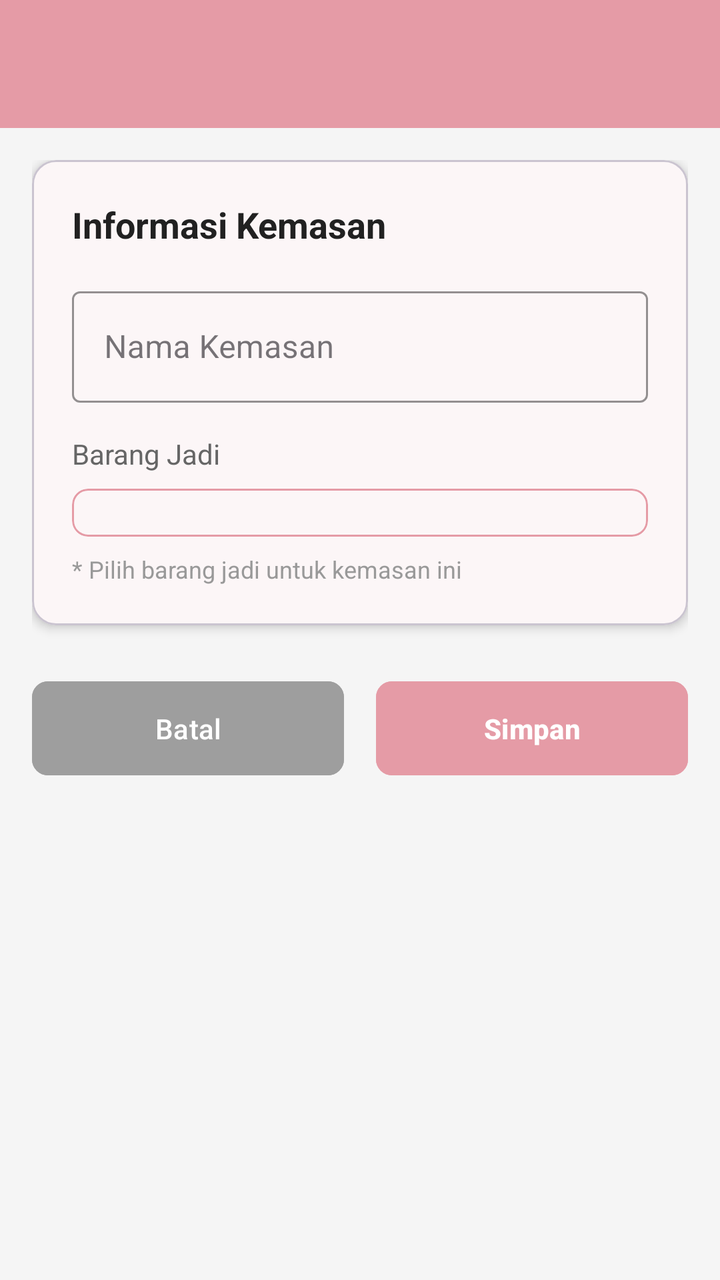
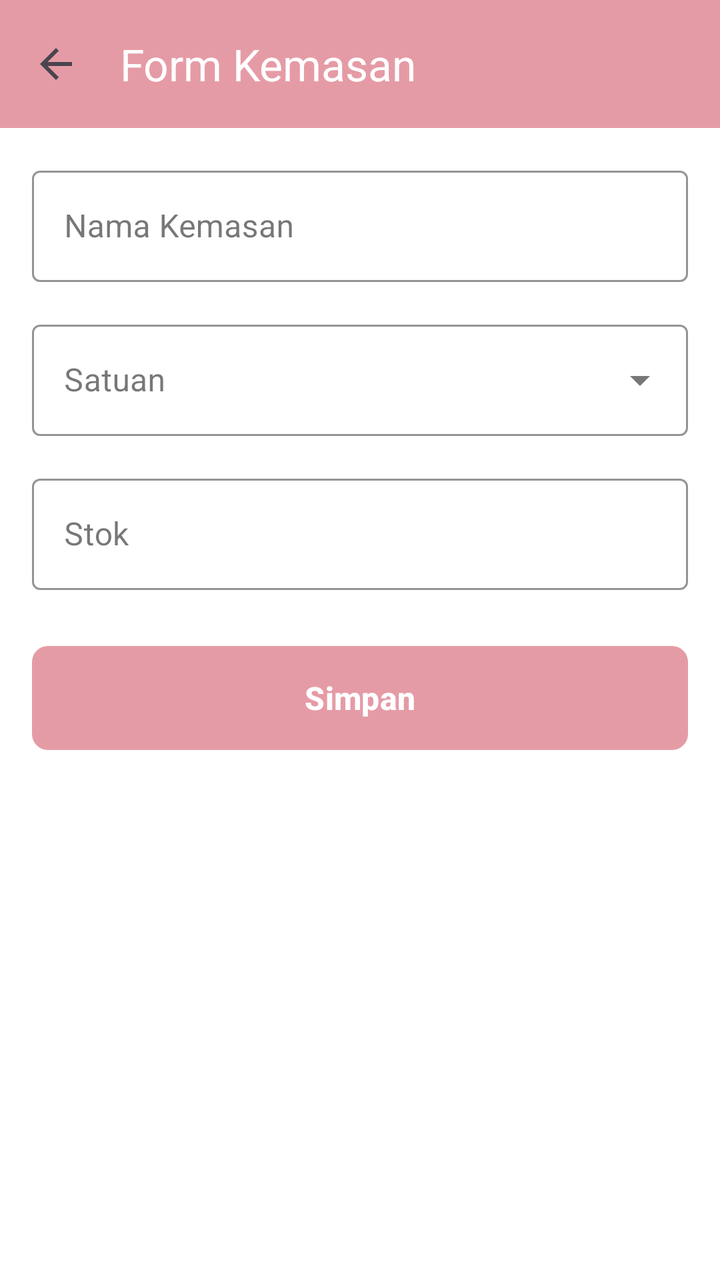

Two renders of the same Android screen: before a commit and after it. Below are the layout's source before the change and the commit's diff.
<!-- AndroidManifest.xml: application theme Theme.SIMPRO -->
<!-- res/layout/activity_kemasan_form.xml -->
<?xml version="1.0" encoding="utf-8"?>
<androidx.coordinatorlayout.widget.CoordinatorLayout
    xmlns:android="http://schemas.android.com/apk/res/android"
    xmlns:app="http://schemas.android.com/apk/res-auto"
    android:layout_width="match_parent"
    android:layout_height="match_parent"
    android:background="#F5F5F5">

    <com.google.android.material.appbar.AppBarLayout
        android:layout_width="match_parent"
        android:layout_height="wrap_content"
        android:theme="@style/ThemeOverlay.AppCompat.Dark.ActionBar">

        <androidx.appcompat.widget.Toolbar
            android:id="@+id/toolbar"
            android:layout_width="match_parent"
            android:layout_height="?attr/actionBarSize"
            android:background="#E59BA6"
            app:popupTheme="@style/ThemeOverlay.AppCompat.Light"
            app:titleTextColor="#FFFFFF" />

    </com.google.android.material.appbar.AppBarLayout>

    <androidx.core.widget.NestedScrollView
        android:layout_width="match_parent"
        android:layout_height="match_parent"
        app:layout_behavior="@string/appbar_scrolling_view_behavior">

        <LinearLayout
            android:layout_width="match_parent"
            android:layout_height="wrap_content"
            android:orientation="vertical"
            android:padding="16dp">

            
            <com.google.android.material.card.MaterialCardView
                android:layout_width="match_parent"
                android:layout_height="wrap_content"
                app:cardBackgroundColor="#FFFFFF"
                app:cardCornerRadius="12dp"
                app:cardElevation="3dp">

                <LinearLayout
                    android:layout_width="match_parent"
                    android:layout_height="wrap_content"
                    android:orientation="vertical"
                    android:padding="20dp">

                    <TextView
                        android:layout_width="wrap_content"
                        android:layout_height="wrap_content"
                        android:text="Informasi Kemasan"
                        android:textSize="18sp"
                        android:textColor="#212121"
                        android:textStyle="bold"
                        android:layout_marginBottom="16dp" />

                    
                    <com.google.android.material.textfield.TextInputLayout
                        android:layout_width="match_parent"
                        android:layout_height="wrap_content"
                        android:hint="Nama Kemasan"
                        android:layout_marginBottom="16dp"
                        app:boxStrokeColor="#E59BA6"
                        app:hintTextColor="#E59BA6"
                        style="@style/Widget.MaterialComponents.TextInputLayout.OutlinedBox">

                        <com.google.android.material.textfield.TextInputEditText
                            android:id="@+id/etNamaKemasan"
                            android:layout_width="match_parent"
                            android:layout_height="wrap_content"
                            android:inputType="text"
                            android:textSize="16sp"
                            android:textColor="#212121" />

                    </com.google.android.material.textfield.TextInputLayout>

                    
                    <TextView
                        android:layout_width="wrap_content"
                        android:layout_height="wrap_content"
                        android:text="Barang Jadi"
                        android:textSize="14sp"
                        android:textColor="#666666"
                        android:layout_marginBottom="8dp" />

                    <com.google.android.material.card.MaterialCardView
                        android:layout_width="match_parent"
                        android:layout_height="wrap_content"
                        app:cardBackgroundColor="#FFFFFF"
                        app:cardCornerRadius="8dp"
                        app:cardElevation="0dp"
                        app:strokeColor="#E59BA6"
                        app:strokeWidth="1dp">

                        <Spinner
                            android:id="@+id/spinnerBarang"
                            android:layout_width="match_parent"
                            android:layout_height="wrap_content"
                            android:padding="12dp"
                            android:spinnerMode="dropdown"
                            android:background="@android:color/transparent" />

                    </com.google.android.material.card.MaterialCardView>

                    <TextView
                        android:layout_width="wrap_content"
                        android:layout_height="wrap_content"
                        android:text="* Pilih barang jadi untuk kemasan ini"
                        android:textSize="12sp"
                        android:textColor="#999999"
                        android:layout_marginTop="8dp" />

                </LinearLayout>

            </com.google.android.material.card.MaterialCardView>

            
            <LinearLayout
                android:layout_width="match_parent"
                android:layout_height="wrap_content"
                android:orientation="horizontal"
                android:layout_marginTop="24dp"
                android:gravity="center">

                <Button
                    android:id="@+id/btnCancel"
                    android:layout_width="0dp"
                    android:layout_height="wrap_content"
                    android:layout_weight="1"
                    android:text="Batal"
                    android:textAllCaps="false"
                    android:backgroundTint="#9E9E9E"
                    android:textColor="#FFFFFF"
                    android:paddingVertical="14dp"
                    app:cornerRadius="8dp"
                    android:layout_marginEnd="8dp" />

                <Button
                    android:id="@+id/btnSave"
                    android:layout_width="0dp"
                    android:layout_height="wrap_content"
                    android:layout_weight="1"
                    android:text="Simpan"
                    android:textAllCaps="false"
                    android:backgroundTint="#E59BA6"
                    android:textColor="#FFFFFF"
                    android:textStyle="bold"
                    android:paddingVertical="14dp"
                    app:cornerRadius="8dp"
                    android:layout_marginStart="8dp" />

            </LinearLayout>

            
            <ProgressBar
                android:id="@+id/progressBar"
                android:layout_width="wrap_content"
                android:layout_height="wrap_content"
                android:layout_gravity="center"
                android:layout_marginTop="16dp"
                android:visibility="gone"
                android:indeterminateTint="#E59BA6" />

        </LinearLayout>

    </androidx.core.widget.NestedScrollView>

</androidx.coordinatorlayout.widget.CoordinatorLayout>
<!-- resources referenced by this layout -->
<resources>
  <style name="Theme.SIMPRO" parent="Base.Theme.SIMPRO" />
  <style name="Base.Theme.SIMPRO" parent="Theme.Material3.Light.NoActionBar">
          
          <item name="colorPrimary">#E59BA6</item>
          <item name="colorPrimaryContainer">#E59BA6</item>
          <item name="colorOnPrimary">#FFFFFF</item>
  
          
          <item name="android:statusBarColor">#E59BA6</item>
          <item name="android:windowLightStatusBar">true</item>
  
          
  
          
          <item name="android:windowBackground">#FFFFFF</item>
          <item name="colorSurface">#FFFFFF</item>
  
          
          <item name="android:textColor">#333333</item>
      </style>
</resources>

<!-- the commit's change to res/layout/activity_kemasan_form.xml (unified diff, before → after) -->
@@ -1,30 +1,34 @@
 <?xml version="1.0" encoding="utf-8"?>
-<androidx.coordinatorlayout.widget.CoordinatorLayout
-    xmlns:android="http://schemas.android.com/apk/res/android"
+<androidx.constraintlayout.widget.ConstraintLayout xmlns:android="http://schemas.android.com/apk/res/android"
     xmlns:app="http://schemas.android.com/apk/res-auto"
     android:layout_width="match_parent"
     android:layout_height="match_parent"
-    android:background="#F5F5F5">
+    android:fitsSystemWindows="true"
+    android:background="#FFFFFF">
 
     <com.google.android.material.appbar.AppBarLayout
+        android:id="@+id/appBarLayout"
         android:layout_width="match_parent"
         android:layout_height="wrap_content"
-        android:theme="@style/ThemeOverlay.AppCompat.Dark.ActionBar">
+        app:layout_constraintTop_toTopOf="parent">
 
         <androidx.appcompat.widget.Toolbar
             android:id="@+id/toolbar"
             android:layout_width="match_parent"
             android:layout_height="?attr/actionBarSize"
             android:background="#E59BA6"
-            app:popupTheme="@style/ThemeOverlay.AppCompat.Light"
-            app:titleTextColor="#FFFFFF" />
+            android:elevation="4dp"
+            app:title="Form Kemasan"
+            app:titleTextColor="#FFFFFF"
+            app:navigationIcon="?attr/homeAsUpIndicator" />
 
     </com.google.android.material.appbar.AppBarLayout>
 
-    <androidx.core.widget.NestedScrollView
+    <ScrollView
         android:layout_width="match_parent"
-        android:layout_height="match_parent"
-        app:layout_behavior="@string/appbar_scrolling_view_behavior">
+        android:layout_height="0dp"
+        app:layout_constraintTop_toBottomOf="@id/appBarLayout"
+        app:layout_constraintBottom_toBottomOf="parent">
 
         <LinearLayout
             android:layout_width="match_parent"
@@ -32,138 +36,84 @@
             android:orientation="vertical"
             android:padding="16dp">
 
-            
-            <com.google.android.material.card.MaterialCardView
+            <com.google.android.material.textfield.TextInputLayout
+                android:id="@+id/tilNamaKemasan"
                 android:layout_width="match_parent"
                 android:layout_height="wrap_content"
-                app:cardBackgroundColor="#FFFFFF"
-                app:cardCornerRadius="12dp"
-                app:cardElevation="3dp">
+                android:hint="Nama Kemasan"
+                app:boxStrokeColor="#E59BA6"
+                app:hintTextColor="#E59BA6"
+                style="@style/Widget.MaterialComponents.TextInputLayout.OutlinedBox">
 
-                <LinearLayout
+                <com.google.android.material.textfield.TextInputEditText
+                    android:id="@+id/etNamaKemasan"
                     android:layout_width="match_parent"
                     android:layout_height="wrap_content"
-                    android:orientation="vertical"
-                    android:padding="20dp">
+                    android:inputType="text" />
 
-                    <TextView
-                        android:layout_width="wrap_content"
-                        android:layout_height="wrap_content"
-                        android:text="Informasi Kemasan"
-                        android:textSize="18sp"
-                        android:textColor="#212121"
-                        android:textStyle="bold"
-                        android:layout_marginBottom="16dp" />
+            </com.google.android.material.textfield.TextInputLayout>
 
-                    
-                    <com.google.android.material.textfield.TextInputLayout
-                        android:layout_width="match_parent"
-                        android:layout_height="wrap_content"
-                        android:hint="Nama Kemasan"
-                        android:layout_marginBottom="16dp"
-                        app:boxStrokeColor="#E59BA6"
-                        app:hintTextColor="#E59BA6"
-                        style="@style/Widget.MaterialComponents.TextInputLayout.OutlinedBox">
-
-                        <com.google.android.material.textfield.TextInputEditText
-                            android:id="@+id/etNamaKemasan"
-                            android:layout_width="match_parent"
-                            android:layout_height="wrap_content"
-                            android:inputType="text"
-                            android:textSize="16sp"
-                            android:textColor="#212121" />
-
-                    </com.google.android.material.textfield.TextInputLayout>
-
-                    
-                    <TextView
-                        android:layout_width="wrap_content"
-                        android:layout_height="wrap_content"
-                        android:text="Barang Jadi"
-                        android:textSize="14sp"
-                        android:textColor="#666666"
-                        android:layout_marginBottom="8dp" />
-
-                    <com.google.android.material.card.MaterialCardView
-                        android:layout_width="match_parent"
-                        android:layout_height="wrap_content"
-                        app:cardBackgroundColor="#FFFFFF"
-                        app:cardCornerRadius="8dp"
-                        app:cardElevation="0dp"
-                        app:strokeColor="#E59BA6"
-                        app:strokeWidth="1dp">
-
-                        <Spinner
-                            android:id="@+id/spinnerBarang"
-                            android:layout_width="match_parent"
-                            android:layout_height="wrap_content"
-                            android:padding="12dp"
-                            android:spinnerMode="dropdown"
-                            android:background="@android:color/transparent" />
-
-                    </com.google.android.material.card.MaterialCardView>
-
-                    <TextView
-                        android:layout_width="wrap_content"
-                        android:layout_height="wrap_content"
-                        android:text="* Pilih barang jadi untuk kemasan ini"
-                        android:textSize="12sp"
-                        android:textColor="#999999"
-                        android:layout_marginTop="8dp" />
-
-                </LinearLayout>
-
-            </com.google.android.material.card.MaterialCardView>
-
-            
-            <LinearLayout
+            <com.google.android.material.textfield.TextInputLayout
+                android:id="@+id/tilSatuan"
                 android:layout_width="match_parent"
                 android:layout_height="wrap_content"
-                android:orientation="horizontal"
+                android:layout_marginTop="16dp"
+                android:hint="Satuan"
+                app:boxStrokeColor="#E59BA6"
+                app:hintTextColor="#E59BA6"
+                style="@style/Widget.MaterialComponents.TextInputLayout.OutlinedBox.ExposedDropdownMenu">
+
+                <AutoCompleteTextView
+                    android:id="@+id/actvSatuan"
+                    android:layout_width="match_parent"
+                    android:layout_height="wrap_content"
+                    android:inputType="none" />
+
+            </com.google.android.material.textfield.TextInputLayout>
+
+            <com.google.android.material.textfield.TextInputLayout
+                android:id="@+id/tilStok"
+                android:layout_width="match_parent"
+                android:layout_height="wrap_content"
+                android:layout_marginTop="16dp"
+                android:hint="Stok"
+                app:boxStrokeColor="#E59BA6"
+                app:hintTextColor="#E59BA6"
+                style="@style/Widget.MaterialComponents.TextInputLayout.OutlinedBox">
+
+                <com.google.android.material.textfield.TextInputEditText
+                    android:id="@+id/etStok"
+                    android:layout_width="match_parent"
+                    android:layout_height="wrap_content"
+                    android:inputType="numberDecimal" />
+
+            </com.google.android.material.textfield.TextInputLayout>
+
+            <com.google.android.material.button.MaterialButton
+                android:id="@+id/btnSimpan"
+                android:layout_width="match_parent"
+                android:layout_height="60dp"
                 android:layout_marginTop="24dp"
-                android:gravity="center">
-
-                <Button
-                    android:id="@+id/btnCancel"
-                    android:layout_width="0dp"
-                    android:layout_height="wrap_content"
-                    android:layout_weight="1"
-                    android:text="Batal"
-                    android:textAllCaps="false"
-                    android:backgroundTint="#9E9E9E"
-                    android:textColor="#FFFFFF"
-                    android:paddingVertical="14dp"
-                    app:cornerRadius="8dp"
-                    android:layout_marginEnd="8dp" />
-
-                <Button
-                    android:id="@+id/btnSave"
-                    android:layout_width="0dp"
-                    android:layout_height="wrap_content"
-                    android:layout_weight="1"
-                    android:text="Simpan"
-                    android:textAllCaps="false"
-                    android:backgroundTint="#E59BA6"
-                    android:textColor="#FFFFFF"
-                    android:textStyle="bold"
-                    android:paddingVertical="14dp"
-                    app:cornerRadius="8dp"
-                    android:layout_marginStart="8dp" />
-
-            </LinearLayout>
-
-            
-            <ProgressBar
-                android:id="@+id/progressBar"
-                android:layout_width="wrap_content"
-                android:layout_height="wrap_content"
-                android:layout_gravity="center"
-                android:layout_marginTop="16dp"
-                android:visibility="gone"
-                android:indeterminateTint="#E59BA6" />
+                android:text="Simpan"
+                android:textSize="16sp"
+                android:textStyle="bold"
+                app:backgroundTint="#E59BA6"
+                app:cornerRadius="8dp" />
 
         </LinearLayout>
 
-    </androidx.core.widget.NestedScrollView>
+    </ScrollView>
 
-</androidx.coordinatorlayout.widget.CoordinatorLayout>
+    <ProgressBar
+        android:id="@+id/progressBar"
+        android:layout_width="wrap_content"
+        android:layout_height="wrap_content"
+        android:visibility="gone"
+        android:indeterminateTint="#E59BA6"
+        android:elevation="8dp"
+        app:layout_constraintTop_toTopOf="parent"
+        app:layout_constraintBottom_toBottomOf="parent"
+        app:layout_constraintStart_toStartOf="parent"
+        app:layout_constraintEnd_toEndOf="parent" />
+
+</androidx.constraintlayout.widget.ConstraintLayout>
